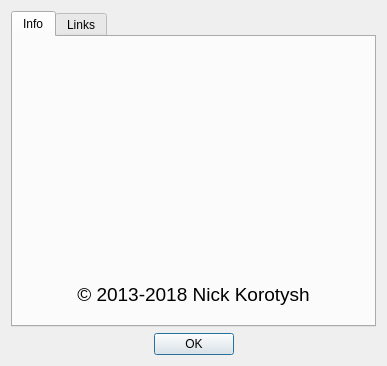
First picture: the form in digital_clock/gui/about_dialog.ui, repository Kolcha/DigitalClock4, before the edit.
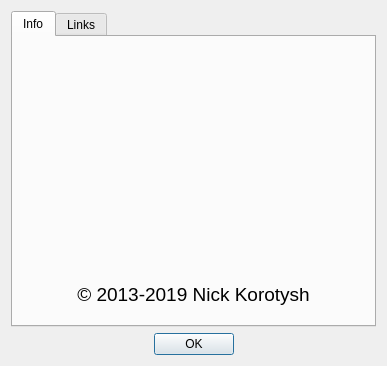
Second picture: the form after the edit. Icons and pictures are not drawn. Custom widgets are drawn as their Qt base class.

Diff of the .ui file:
```diff
--- a/digital_clock/gui/about_dialog.ui
+++ b/digital_clock/gui/about_dialog.ui
@@ -152,7 +152,7 @@
           </font>
          </property>
          <property name="text">
-          <string>© 2013-2018 Nick Korotysh</string>
+          <string>© 2013-2019 Nick Korotysh</string>
          </property>
          <property name="alignment">
           <set>Qt::AlignCenter</set>
```
